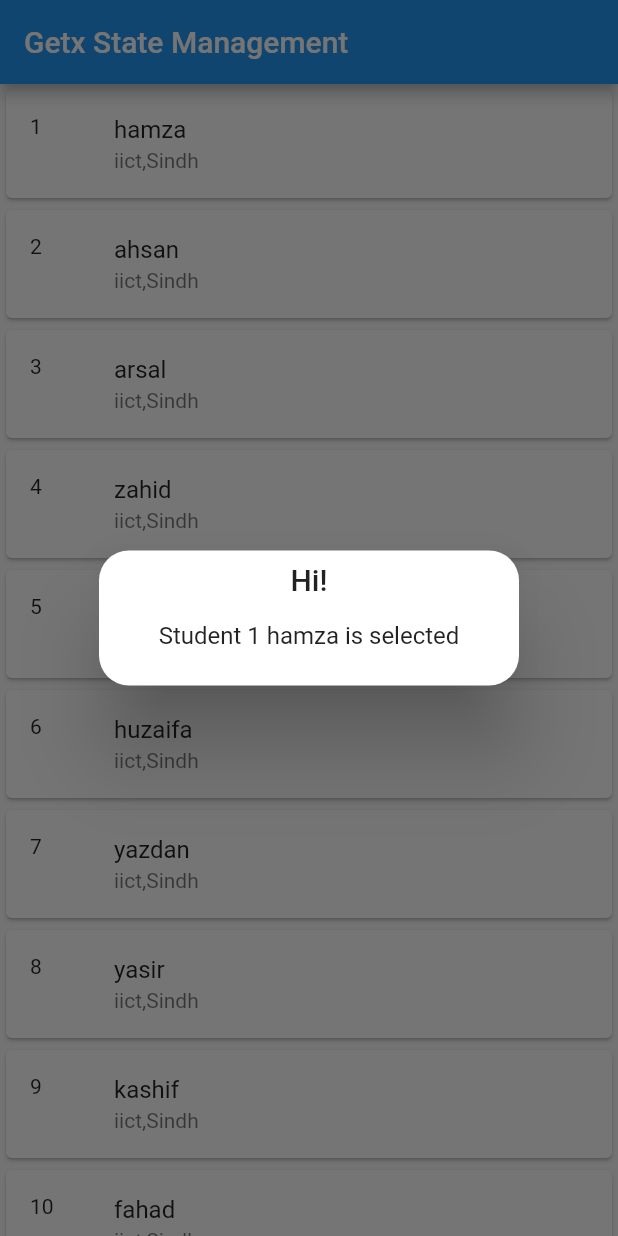
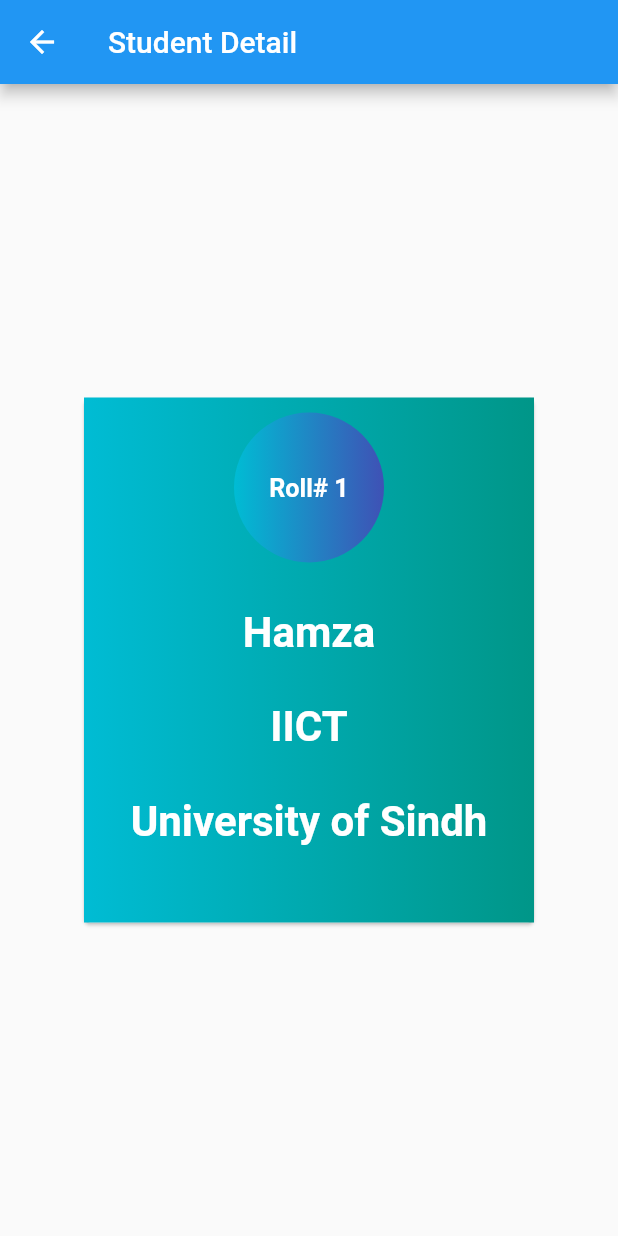
Before and after one commit to Mehar-IT/getx_statemanagement, a Flutter app: the screen it shows after launch, after a tap on an icon or button, on a phone screen of 412 x 824 dp. Run offline on Flutter 3.47's test engine with Material 2 defaults, Android fonts, the phone set to English and light mode, and no system bars; our stand-ins replace get.

Commit message:
Added get change route

```diff
--- a/assets/data.json
+++ b/assets/data.json
@@ -1,94 +1,94 @@
 {
     "student": [
         {
-            "name": "hamza",
+            "name": "Hamza",
             "roll_no": 1,
-            "dept": "iict",
-            "uni": "Sindh"
+            "dept": "IICT",
+            "uni": "University of Sindh"
         },
         {
-            "name": "ahsan",
+            "name": "Ahsan",
             "roll_no": 2,
-            "dept": "iict",
-            "uni": "Sindh"
+            "dept": "IICT",
+            "uni": "University of Sindh"
         },
         {
-            "name": "arsal",
+            "name": "Arsal",
             "roll_no": 3,
-            "dept": "iict",
-            "uni": "Sindh"
+            "dept": "IICT",
+            "uni": "University of Sindh"
         },
         {
-            "name": "zahid",
+            "name": "Zahid",
             "roll_no": 4,
-            "dept": "iict",
-            "uni": "Sindh"
+            "dept": "IICT",
+            "uni": "University of Sindh"
         },
         {
-            "name": "kosain",
+            "name": "Kosain",
             "roll_no": 5,
-            "dept": "iict",
-            "uni": "Sindh"
+            "dept": "IICT",
+            "uni": "University of Sindh"
         },
         {
-            "name": "huzaifa",
+            "name": "Huzaifa",
             "roll_no": 6,
-            "dept": "iict",
-            "uni": "Sindh"
+            "dept": "IICT",
+            "uni": "University of Sindh"
         },
         {
-            "name": "yazdan",
+            "name": "Yazdan",
             "roll_no": 7,
-            "dept": "iict",
-            "uni": "Sindh"
+            "dept": "IICT",
+            "uni": "University of Sindh"
         },
         {
-            "name": "yasir",
+            "name": "Yasir",
             "roll_no": 8,
-            "dept": "iict",
-            "uni": "Sindh"
+            "dept": "IICT",
+            "uni": "University of Sindh"
         },
         {
-            "name": "kashif",
+            "name": "Kashif",
             "roll_no": 9,
-            "dept": "iict",
-            "uni": "Sindh"
+            "dept": "IICT",
+            "uni": "University of Sindh"
         },
         {
-            "name": "fahad",
+            "name": "Fahad",
             "roll_no": 10,
-            "dept": "iict",
-            "uni": "Sindh"
+            "dept": "IICT",
+            "uni": "University of Sindh"
         },
         {
-            "name": "gajju",
+            "name": "Gajju",
             "roll_no": 11,
-            "dept": "iict",
-            "uni": "Sindh"
+            "dept": "IICT",
+            "uni": "University of Sindh"
         },
         {
-            "name": "javed",
+            "name": "Javed",
             "roll_no": 12,
-            "dept": "iict",
-            "uni": "Sindh"
+            "dept": "IICT",
+            "uni": "University of Sindh"
         },
         {
-            "name": "adil",
+            "name": "Adil",
             "roll_no": 13,
-            "dept": "iict",
-            "uni": "Sindh"
+            "dept": "IICT",
+            "uni": "University of Sindh"
         },
         {
-            "name": "kamran",
+            "name": "Kamran",
             "roll_no": 14,
-            "dept": "iict",
-            "uni": "Sindh"
+            "dept": "IICT",
+            "uni": "University of Sindh"
         },
         {
-            "name": "hussain",
+            "name": "Hussain",
             "roll_no": 15,
-            "dept": "iict",
-            "uni": "Sindh"
+            "dept": "IICT",
+            "uni": "University of University of Sindh"
         }
     ]
 }
--- a/lib/model/controller/dataController.dart
+++ b/lib/controller/dataController.dart
@@ -2,7 +2,7 @@ import 'dart:convert';
 
 import 'package:flutter/services.dart';
 import 'package:get/get.dart';
-import '../data.dart';
+import 'package:test1/model/data.dart';
 
 class DataController extends GetxController {
   RxList<Data> _student = <Data>[].obs;
--- a/lib/main.dart
+++ b/lib/main.dart
@@ -1,6 +1,8 @@
 import 'package:flutter/material.dart';
 import 'package:get/get.dart';
-import 'package:test1/model/controller/dataController.dart';
+import 'package:test1/controller/dataController.dart';
+
+import 'pages/detailScreen.dart';
 
 void main() {
   runApp(MyApp());
@@ -39,15 +41,9 @@ class MyList extends StatelessWidget {
               itemBuilder: (context, index) => Card(
                 child: ListTile(
                   onTap: () {
-                    // Get.snackbar('Hi',
-                    //     'Student ${obj.student[index].id} ${obj.student[index].name} is selected',
-                    //     barBlur: 200,
-                    //     margin: EdgeInsets.all(10),
-                    //     snackPosition: SnackPosition.BOTTOM);
-                    Get.defaultDialog(
-                        title: 'Hi!',
-                        content: Text(
-                            'Student ${obj.student[index].id} ${obj.student[index].name} is selected'));
+                    Get.to(() => StudentDetail(
+                          student: obj.student[index],
+                        ));
                   },
                   leading: Text('${obj.student[index].id}'),
                   title: Text('${obj.student[index].name}'),
--- a/lib/model/theme.dart
+++ /dev/null
@@ -1,16 +0,0 @@
-import 'package:flutter/material.dart';
-
-class MyTheme {
-  static ThemeData lighttheme() => ThemeData(brightness: Brightness.light);
-  static ThemeData darktheme() => ThemeData(brightness: Brightness.dark);
-}
-
-class ThemeProvider extends ChangeNotifier {
-  bool _theme = true;
-  bool get mytheme => _theme;
-
-  void setter() {
-    _theme = !_theme;
-    notifyListeners();
-  }
-}
--- /dev/null
+++ b/lib/pages/detailScreen.dart
@@ -0,0 +1,65 @@
+import 'package:flutter/material.dart';
+import 'package:test1/model/data.dart';
+
+class StudentDetail extends StatelessWidget {
+  final Data student;
+  const StudentDetail({key, this.student}) : super(key: key);
+
+  @override
+  Widget build(BuildContext context) {
+    return Scaffold(
+      appBar: AppBar(
+        title: Text('Student Detail'),
+      ),
+      body: Center(
+          child: Card(
+              child: Container(
+        decoration: BoxDecoration(
+            gradient: LinearGradient(colors: [Colors.cyan, Colors.teal])),
+        height: 350,
+        width: 300,
+        child: Column(
+          children: [
+            SizedBox(height: 10),
+            Container(
+                alignment: Alignment.center,
+                height: 100,
+                width: 100,
+                decoration: BoxDecoration(
+                  gradient:
+                      LinearGradient(colors: [Colors.cyan, Colors.indigo]),
+                  shape: BoxShape.circle,
+                ),
+                child: Text(
+                  'Roll# ${student.id}',
+                  textScaleFactor: 1.2,
+                  style: TextStyle(
+                      color: Colors.white, fontWeight: FontWeight.bold),
+                )),
+            SizedBox(height: 30),
+            Text(
+              '${student.name}',
+              textScaleFactor: 2,
+              style:
+                  TextStyle(color: Colors.white, fontWeight: FontWeight.bold),
+            ),
+            SizedBox(height: 30),
+            Text(
+              '${student.dept}',
+              textScaleFactor: 2,
+              style:
+                  TextStyle(color: Colors.white, fontWeight: FontWeight.bold),
+            ),
+            SizedBox(height: 30),
+            Text(
+              '${student.uni}',
+              textScaleFactor: 2,
+              style:
+                  TextStyle(color: Colors.white, fontWeight: FontWeight.bold),
+            ),
+          ],
+        ),
+      ))),
+    );
+  }
+}
```
